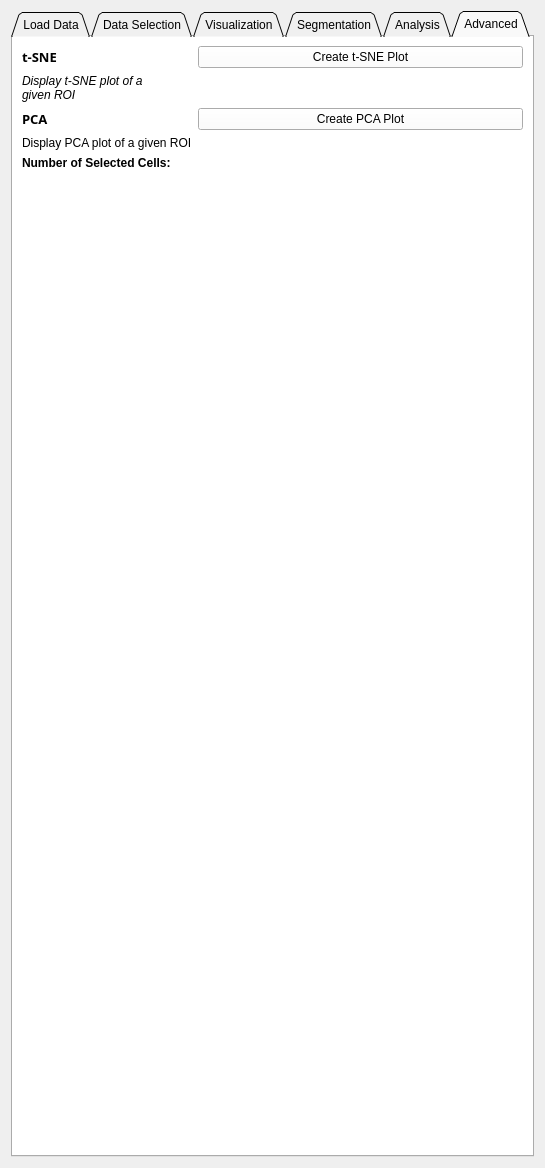
This is HypModuleCode/Resources/UI/HypModuleCode.ui in SlicerMicro/Slicer-TITAN as Qt 5 draws it before an edit. The edited form follows.
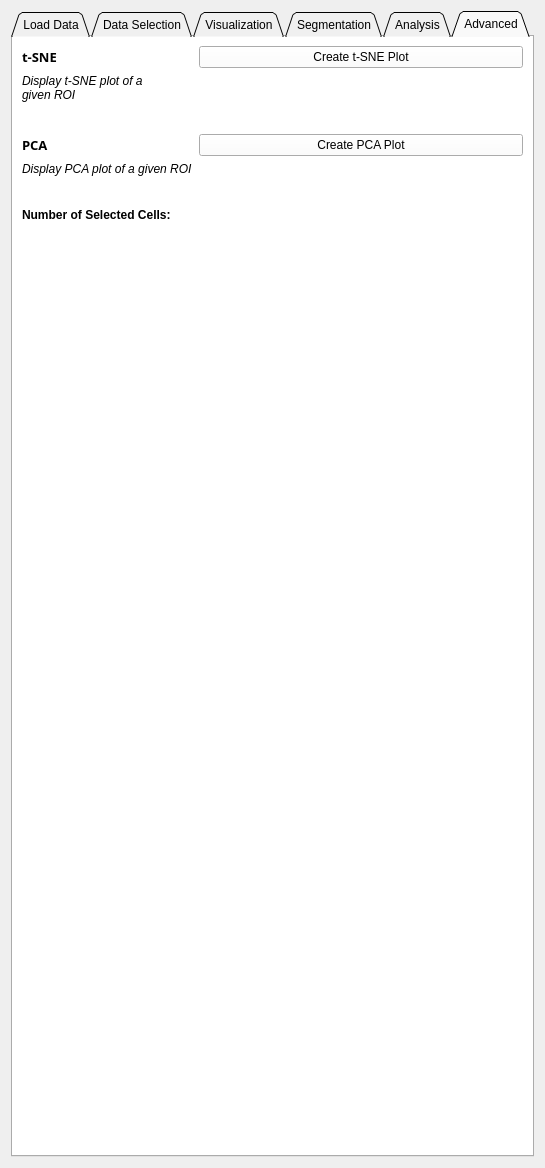
This is the edited form. Custom widgets are drawn as their Qt base class.

Commit message: ENH: Updated UI of "Advanced" tab

What changed in the file:
```diff
--- a/HypModuleCode/Resources/UI/HypModuleCode.ui
+++ b/HypModuleCode/Resources/UI/HypModuleCode.ui
@@ -1734,21 +1734,6 @@
          </property>
         </widget>
        </item>
-       <item row="1" column="0">
-        <widget class="QLabel" name="label_32">
-         <property name="font">
-          <font>
-           <italic>true</italic>
-          </font>
-         </property>
-         <property name="text">
-          <string>Display t-SNE plot of a given ROI</string>
-         </property>
-         <property name="wordWrap">
-          <bool>true</bool>
-         </property>
-        </widget>
-       </item>
        <item row="0" column="1">
         <widget class="QPushButton" name="crtTsne">
          <property name="text">
@@ -1756,7 +1741,7 @@
          </property>
         </widget>
        </item>
-       <item row="2" column="0">
+       <item row="3" column="0">
         <widget class="QLabel" name="label_33">
          <property name="font">
           <font>
@@ -1771,21 +1756,26 @@
          </property>
         </widget>
        </item>
-       <item row="3" column="0">
+       <item row="4" column="0">
         <widget class="QLabel" name="label_34">
+         <property name="font">
+          <font>
+           <italic>true</italic>
+          </font>
+         </property>
          <property name="text">
           <string>Display PCA plot of a given ROI</string>
          </property>
         </widget>
        </item>
-       <item row="2" column="1">
+       <item row="3" column="1">
         <widget class="QPushButton" name="crtPCA">
          <property name="text">
           <string>Create PCA Plot</string>
          </property>
         </widget>
        </item>
-       <item row="4" column="0">
+       <item row="6" column="0">
         <widget class="QLabel" name="label_35">
          <property name="font">
           <font>
@@ -1798,13 +1788,60 @@
          </property>
         </widget>
        </item>
-       <item row="4" column="1">
+       <item row="6" column="1">
         <widget class="QLabel" name="tsneSelectedCellsCount">
+         <property name="font">
+          <font>
+           <weight>75</weight>
+           <bold>true</bold>
+          </font>
+         </property>
          <property name="text">
           <string/>
          </property>
         </widget>
        </item>
+       <item row="1" column="0">
+        <widget class="QLabel" name="label_32">
+         <property name="font">
+          <font>
+           <italic>true</italic>
+          </font>
+         </property>
+         <property name="text">
+          <string>Display t-SNE plot of a given ROI</string>
+         </property>
+         <property name="wordWrap">
+          <bool>true</bool>
+         </property>
+        </widget>
+       </item>
+       <item row="5" column="0">
+        <spacer name="horizontalSpacer_15">
+         <property name="orientation">
+          <enum>Qt::Horizontal</enum>
+         </property>
+         <property name="sizeHint" stdset="0">
+          <size>
+           <width>40</width>
+           <height>20</height>
+          </size>
+         </property>
+        </spacer>
+       </item>
+       <item row="2" column="0">
+        <spacer name="horizontalSpacer_16">
+         <property name="orientation">
+          <enum>Qt::Horizontal</enum>
+         </property>
+         <property name="sizeHint" stdset="0">
+          <size>
+           <width>40</width>
+           <height>20</height>
+          </size>
+         </property>
+        </spacer>
+       </item>
       </layout>
      </widget>
     </widget>
```
The commit also changes 1 other file.
